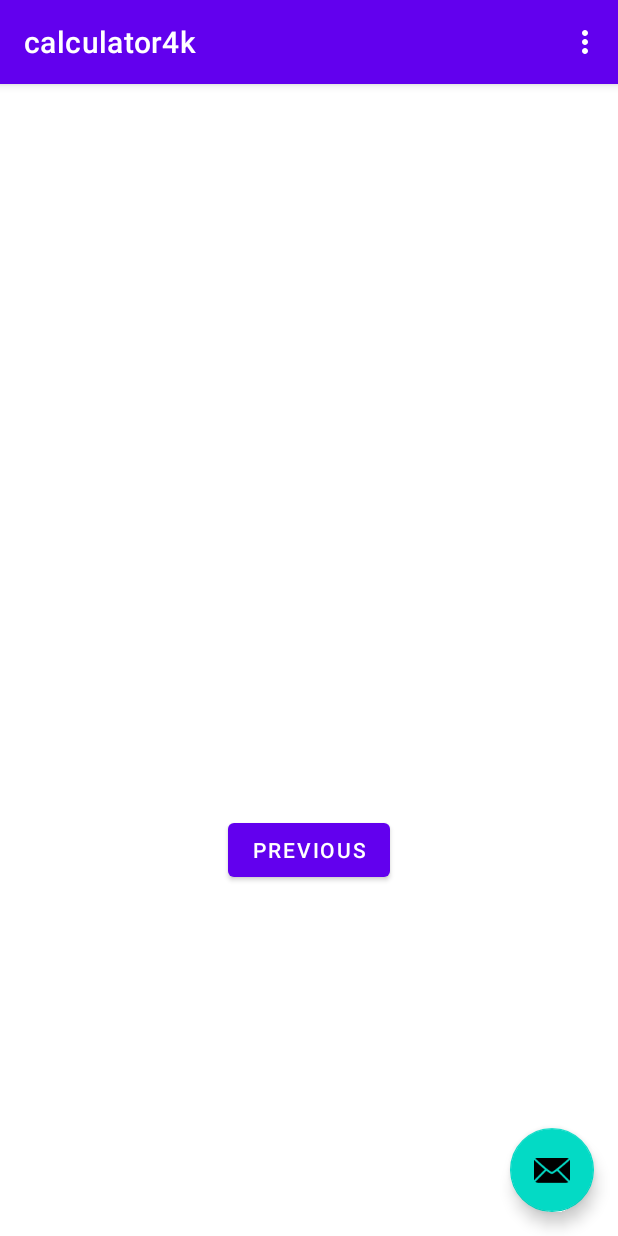
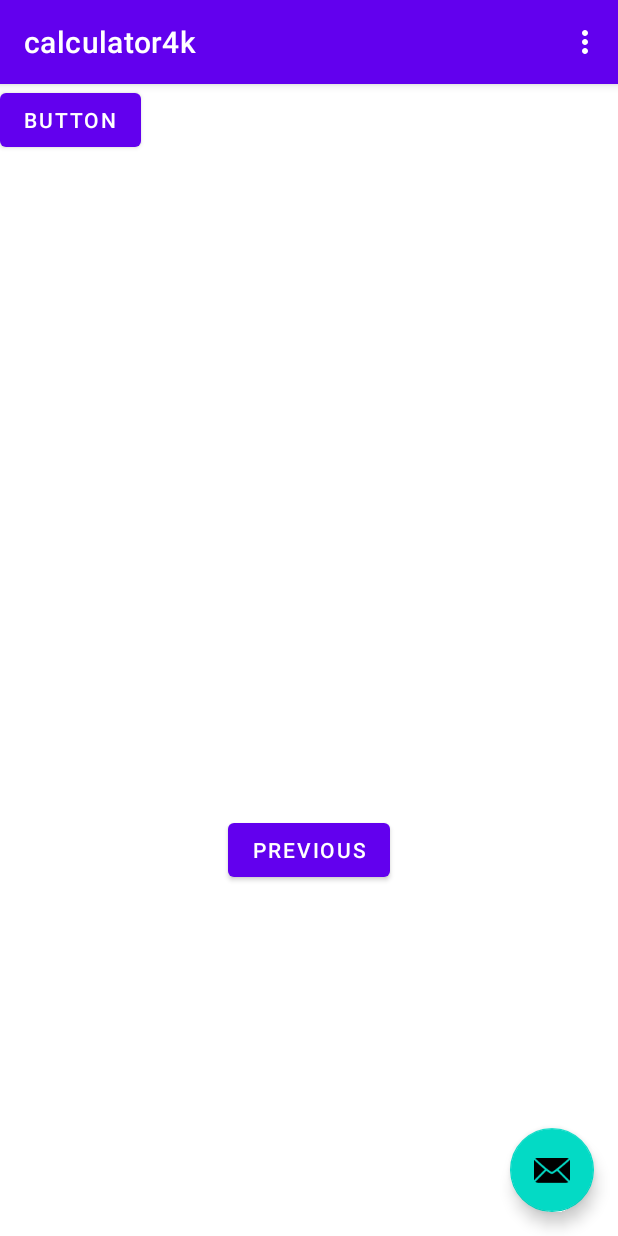
Before and after one commit to DoctorJ66/calculator4k, an Android app: the screen it shows after launch (MainActivity), after a tap on "NEXT", on a phone screen of 412 x 824 dp. Run offline under Robolectric (Android 15) with nearby library versions, the phone set to English and light mode, and no system bars.

Commit message:
add second button

```diff
--- a/app/src/main/res/layout/content_main.xml
+++ b/app/src/main/res/layout/content_main.xml
@@ -1,6 +1,7 @@
 <?xml version="1.0" encoding="utf-8"?>
 <androidx.constraintlayout.widget.ConstraintLayout xmlns:android="http://schemas.android.com/apk/res/android"
     xmlns:app="http://schemas.android.com/apk/res-auto"
+    xmlns:tools="http://schemas.android.com/tools"
     android:layout_width="match_parent"
     android:layout_height="match_parent"
     app:layout_behavior="@string/appbar_scrolling_view_behavior">
@@ -16,4 +17,12 @@
         app:layout_constraintRight_toRightOf="parent"
         app:layout_constraintTop_toTopOf="parent"
         app:navGraph="@navigation/nav_graph" />
+
+    <Button
+        android:id="@+id/button10"
+        android:layout_width="wrap_content"
+        android:layout_height="wrap_content"
+        android:text="Button"
+        tools:layout_editor_absoluteX="135dp"
+        tools:layout_editor_absoluteY="324dp" />
 </androidx.constraintlayout.widget.ConstraintLayout>
```
